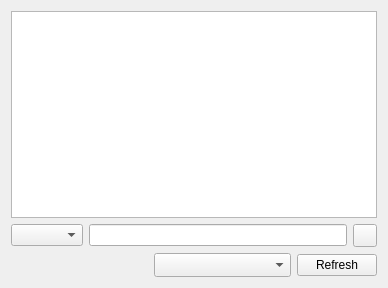
Old version of the form eiskaltdcpp-qt/ui/UIPublicHubs.ui in the repository Delitants/eiskaltdcpp.
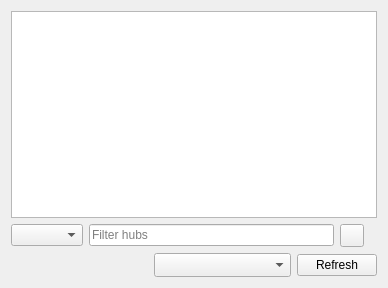
New version of the form. Custom widgets are drawn as their Qt base class.

Commit message: Show public hub filters and counts and fix country flags

```diff
--- a/eiskaltdcpp-qt/ui/UIPublicHubs.ui
+++ b/eiskaltdcpp-qt/ui/UIPublicHubs.ui
@@ -73,7 +73,10 @@
        <number>0</number>
       </property>
       <item row="0" column="1">
-       <widget class="LineEdit" name="lineEdit_FILTER"/>
+       <widget class="LineEdit" name="lineEdit_FILTER">
+        <property name="placeholderText"><string>Filter hubs</string></property>
+        <property name="accessibleName"><string>Filter hubs</string></property>
+       </widget>
       </item>
       <item row="0" column="0">
        <widget class="QComboBox" name="comboBox_FILTER"/>
@@ -85,6 +88,17 @@
         </property>
        </widget>
       </item>
+      <item row="0" column="3">
+       <widget class="QLabel" name="label_HUBCOUNT">
+        <property name="sizePolicy">
+         <sizepolicy hsizetype="Minimum" vsizetype="Preferred">
+          <horstretch>0</horstretch><verstretch>0</verstretch>
+         </sizepolicy>
+        </property>
+        <property name="text"><string notr="true"/></property>
+        <property name="textFormat"><enum>Qt::PlainText</enum></property>
+       </widget>
+      </item>
      </layout>
     </widget>
    </item>
```
Left out of the diff: 2 changed lines with no effect on the pictures. The commit also changes 32 other files.
